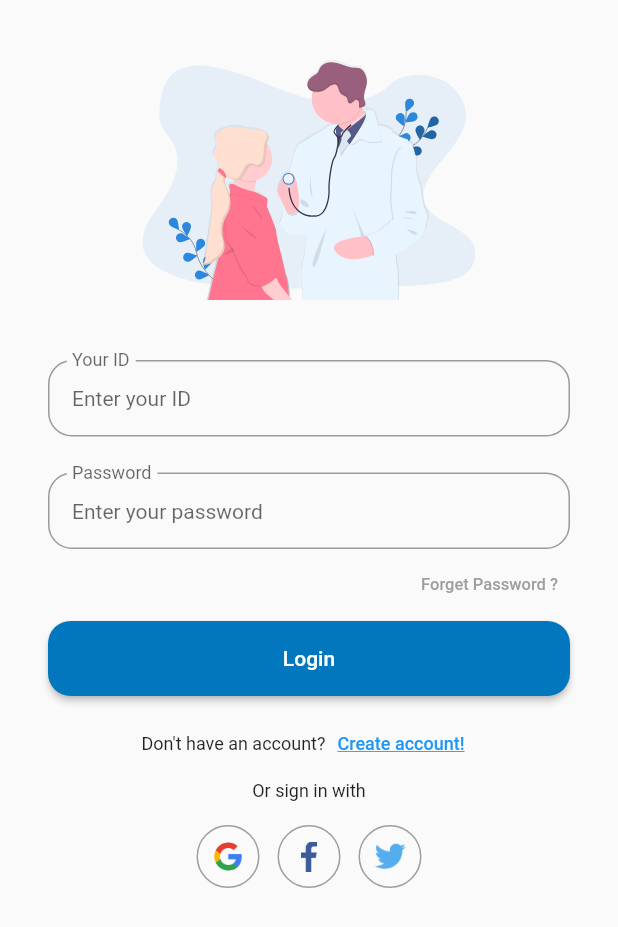
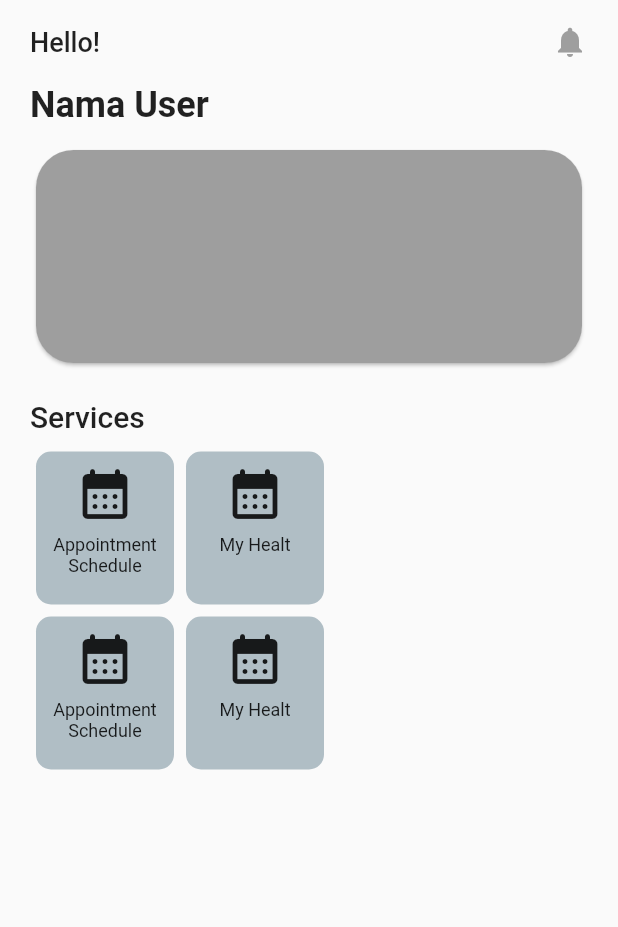
Before and after one commit to ferdy-adr/periksain_aja_flutter, a Flutter app: the screen it shows after launch, after a tap on "Login", on a phone screen of 412 x 824 dp. Shown: the top 927 px of the screen. Run offline on Flutter 3.47's test engine with Material 2 defaults, Android fonts, the light colour scheme and no system bars; our stand-ins replace flutter_svg.

Commit message:
make HomeScreen and styling card

```diff
--- /dev/null
+++ b/lib/home_screen.dart
@@ -0,0 +1,138 @@
+import 'package:flutter/material.dart';
+
+class HomeScreen extends StatelessWidget {
+  const HomeScreen({Key? key}) : super(key: key);
+
+  @override
+  Widget build(BuildContext context) {
+    return Scaffold(
+      body: SafeArea(
+        child: Container(
+          padding: const EdgeInsets.symmetric(
+            horizontal: 20.0,
+          ),
+          child: ListView(
+            children: [
+              Padding(
+                padding: const EdgeInsets.symmetric(vertical: 16.0),
+                child: Row(
+                  mainAxisAlignment: MainAxisAlignment.spaceBetween,
+                  children: [
+                    const Text(
+                      'Hello!',
+                      style: TextStyle(
+                        fontWeight: FontWeight.w500,
+                        fontSize: 18.0,
+                      ),
+                    ),
+                    InkWell(
+                      onTap: () {},
+                      child: const Icon(
+                        Icons.notifications,
+                        color: Colors.grey,
+                      ),
+                    ),
+                  ],
+                ),
+              ),
+              Row(
+                mainAxisAlignment: MainAxisAlignment.start,
+                children: const [
+                  Text(
+                    'Nama User',
+                    style: TextStyle(
+                      fontSize: 24.0,
+                      fontWeight: FontWeight.w600,
+                    ),
+                  ),
+                ],
+              ),
+              Padding(
+                padding: const EdgeInsets.symmetric(vertical: 12.0),
+                child: Row(
+                  children: [
+                    Expanded(
+                      child: SizedBox(
+                        height: 150,
+                        child: Card(
+                          shape: RoundedRectangleBorder(
+                            borderRadius: BorderRadius.circular(25.0),
+                          ),
+                          color: Colors.grey,
+                        ),
+                      ),
+                    ),
+                  ],
+                ),
+              ),
+              Padding(
+                padding: const EdgeInsets.symmetric(vertical: 8.0),
+                child: Row(
+                  children: const [
+                    Text(
+                      'Services',
+                      style: TextStyle(
+                        fontSize: 20.0,
+                        fontWeight: FontWeight.w500,
+                      ),
+                    ),
+                  ],
+                ),
+              ),
+              Row(
+                children: const [
+                  BoxMenu(title: 'Appointment Schedule'),
+                  BoxMenu(title: 'My Healt'),
+                ],
+              ),
+              Row(
+                children: const [
+                  BoxMenu(title: 'Appointment Schedule'),
+                  BoxMenu(title: 'My Healt'),
+                ],
+              ),
+            ],
+          ),
+        ),
+      ),
+    );
+  }
+}
+
+class BoxMenu extends StatelessWidget {
+  final String title;
+
+  const BoxMenu({Key? key, required this.title}) : super(key: key);
+
+  @override
+  Widget build(BuildContext context) {
+    return InkWell(
+      onTap: () {},
+      child: SizedBox(
+        height: 110,
+        width: 100,
+        child: Card(
+          elevation: 0.0,
+          color: Colors.blueGrey[200],
+          shape: RoundedRectangleBorder(
+            borderRadius: BorderRadius.circular(10.0),
+          ),
+          child: Padding(
+            padding: const EdgeInsets.all(8.0),
+            child: Column(
+              children: [
+                const Icon(Icons.calendar_month_rounded, size: 40),
+                const SizedBox(height: 7.0),
+                Text(
+                  title,
+                  style: TextStyle(fontSize: 12.0),
+                  textAlign: TextAlign.center,
+                ),
+              ],
+            ),
+          ),
+        ),
+      ),
+    );
+  }
+}
--- a/lib/login_screen.dart
+++ b/lib/login_screen.dart
@@ -1,6 +1,7 @@
 import 'package:flutter/material.dart';
 // ignore: depend_on_referenced_packages
 import 'package:flutter_svg/flutter_svg.dart';
+import 'package:periksain_aja_flutter/home_screen.dart';
 
 class LoginScreen extends StatefulWidget {
   const LoginScreen({Key? key}) : super(key: key);
@@ -91,7 +92,14 @@ class _LoginScreenState extends State<LoginScreen> {
                           child: SizedBox(
                             height: 50,
                             child: ElevatedButton(
-                              onPressed: () {},
+                              onPressed: () {
+                                Navigator.push(
+                                  context,
+                                  MaterialPageRoute(
+                                    builder: (context) => const HomeScreen(),
+                                  ),
+                                );
+                              },
                               style: ElevatedButton.styleFrom(
                                 primary: Colors.lightBlue[800],
                                 shape: RoundedRectangleBorder(
```
